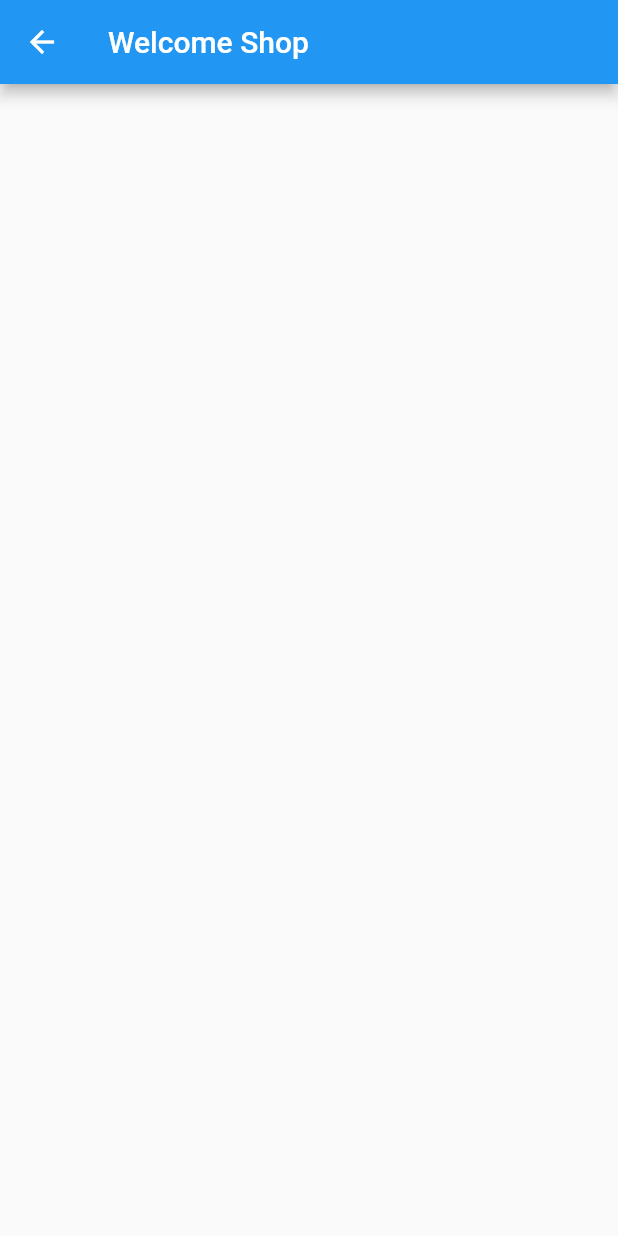
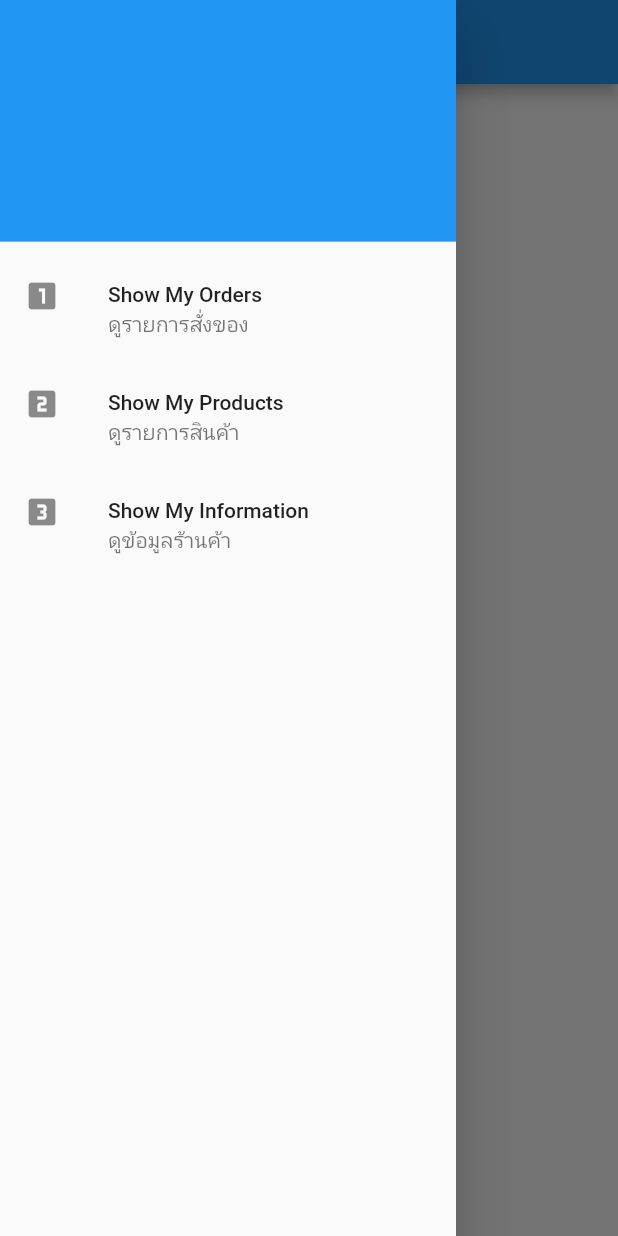
Before and after one commit to dchatchai/OneRC, a Flutter app: the MainShop screen opened directly, with the side drawer open (before the commit the screen has no drawer), on a phone screen of 412 x 824 dp. Run offline on Flutter 3.47's test engine with Material 2 defaults, Android fonts, the phone set to English and light mode, and no system bars; our stand-ins replace dio.

Commit message:
Shop Menu

```diff
--- a/lib/page/main_shop.dart
+++ b/lib/page/main_shop.dart
@@ -9,9 +9,50 @@ class _MainShopState extends State<MainShop> {
   @override
   Widget build(BuildContext context) {
     return Scaffold(
+      drawer: showDrawer(),
       appBar: AppBar(
         title: Text('Welcome Shop'),
       ),
     );
   }
+
+  Drawer showDrawer() {
+    return Drawer(
+      child: Column(
+        children: <Widget>[
+          UserAccountsDrawerHeader(accountName: null, accountEmail: null),
+          menuMyOrder(),
+          menuMyProduct(),
+          menuMyInformation()
+        ],
+      ),
+    );
+  }
+
+  ListTile menuMyOrder() => ListTile(
+        leading: Icon(Icons.looks_one),
+        title: Text('Show My Orders'),
+        subtitle: Text('ดูรายการสั่งของ'),
+        onTap: () {
+          Navigator.pop(context);
+        },
+      );
+
+  ListTile menuMyProduct() => ListTile(
+        leading: Icon(Icons.looks_two),
+        title: Text('Show My Products'),
+        subtitle: Text('ดูรายการสินค้า'),
+        onTap: () {
+          Navigator.pop(context);
+        },
+      );
+
+  ListTile menuMyInformation() => ListTile(
+        leading: Icon(Icons.looks_3),
+        title: Text('Show My Information'),
+        subtitle: Text('ดูข้อมูลร้านค้า'),
+        onTap: () {
+          Navigator.pop(context);
+        },
+      );
 }
```
